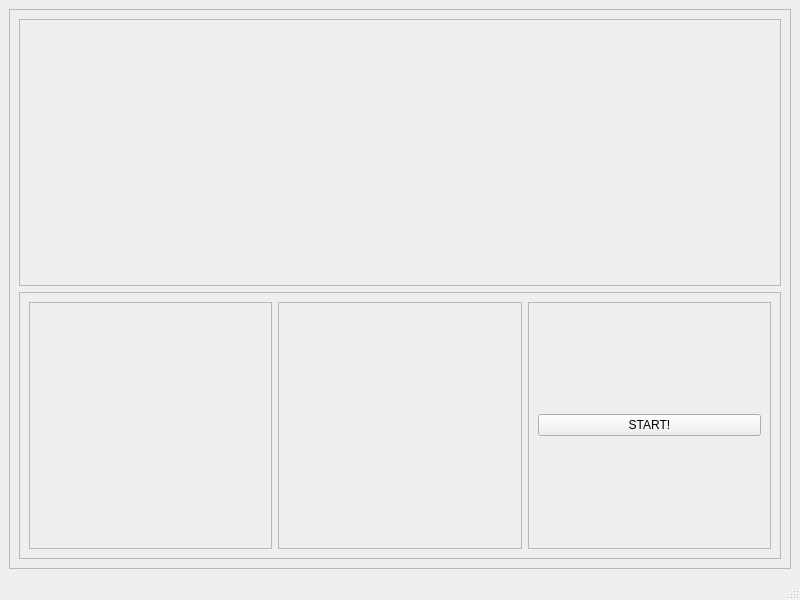
Old version of the form resources/ui/DataAcquisition.ui in the repository TheHawz/Quick-Scan.
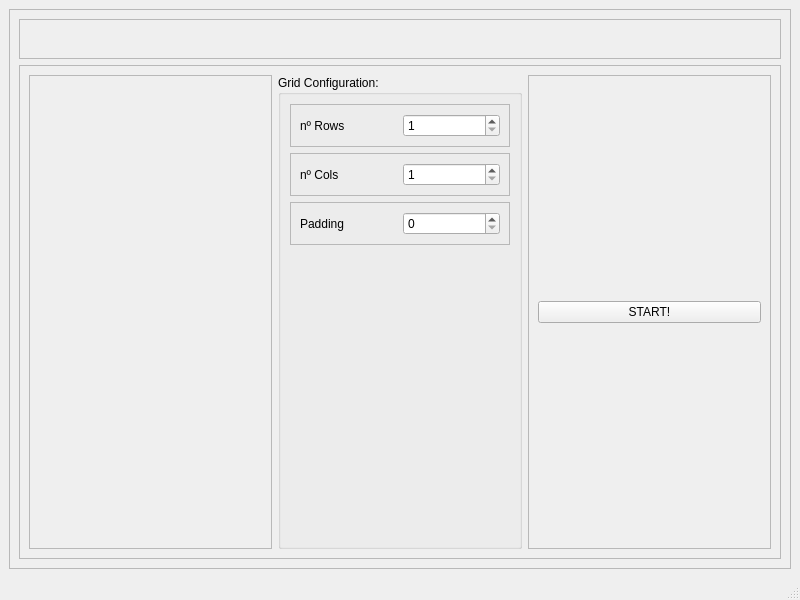
New version of the form.

Patch:
```diff
--- a/resources/ui/DataAcquisition.ui
+++ b/resources/ui/DataAcquisition.ui
@@ -32,6 +32,41 @@
          <property name="frameShadow">
           <enum>QFrame::Raised</enum>
          </property>
+         <layout class="QHBoxLayout" name="horizontalLayout_5">
+          <item>
+           <spacer name="horizontalSpacer">
+            <property name="orientation">
+             <enum>Qt::Horizontal</enum>
+            </property>
+            <property name="sizeHint" stdset="0">
+             <size>
+              <width>40</width>
+              <height>20</height>
+             </size>
+            </property>
+           </spacer>
+          </item>
+          <item>
+           <widget class="QLabel" name="cam_view">
+            <property name="text">
+             <string/>
+            </property>
+           </widget>
+          </item>
+          <item>
+           <spacer name="horizontalSpacer_2">
+            <property name="orientation">
+             <enum>Qt::Horizontal</enum>
+            </property>
+            <property name="sizeHint" stdset="0">
+             <size>
+              <width>40</width>
+              <height>20</height>
+             </size>
+            </property>
+           </spacer>
+          </item>
+         </layout>
         </widget>
        </item>
        <item>
@@ -54,21 +89,108 @@
            </widget>
           </item>
           <item>
-           <widget class="QFrame" name="mid_frame">
-            <property name="frameShape">
-             <enum>QFrame::StyledPanel</enum>
+           <widget class="QGroupBox" name="mid_groupBox">
+            <property name="title">
+             <string>Grid Configuration:</string>
             </property>
-            <property name="frameShadow">
-             <enum>QFrame::Raised</enum>
-            </property>
-            <layout class="QHBoxLayout" name="horizontalLayout_3">
+            <layout class="QVBoxLayout" name="verticalLayout_3">
              <item>
-              <widget class="QLabel" name="cam_view">
-               <property name="text">
-                <string/>
+              <widget class="QFrame" name="frame_2">
+               <property name="frameShape">
+                <enum>QFrame::StyledPanel</enum>
                </property>
+               <property name="frameShadow">
+                <enum>QFrame::Raised</enum>
+               </property>
+               <layout class="QHBoxLayout" name="horizontalLayout_3">
+                <item>
+                 <widget class="QLabel" name="label">
+                  <property name="text">
+                   <string>nº Rows</string>
+                  </property>
+                 </widget>
+                </item>
+                <item>
+                 <widget class="QSpinBox" name="rows_sb">
+                  <property name="minimum">
+                   <number>1</number>
+                  </property>
+                  <property name="maximum">
+                   <number>20</number>
+                  </property>
+                 </widget>
+                </item>
+               </layout>
               </widget>
              </item>
+             <item>
+              <widget class="QFrame" name="frame_3">
+               <property name="frameShape">
+                <enum>QFrame::StyledPanel</enum>
+               </property>
+               <property name="frameShadow">
+                <enum>QFrame::Raised</enum>
+               </property>
+               <layout class="QHBoxLayout" name="horizontalLayout_6">
+                <item>
+                 <widget class="QLabel" name="label_2">
+                  <property name="text">
+                   <string>nº Cols</string>
+                  </property>
+                 </widget>
+                </item>
+                <item>
+                 <widget class="QSpinBox" name="cols_sb">
+                  <property name="minimum">
+                   <number>1</number>
+                  </property>
+                  <property name="maximum">
+                   <number>20</number>
+                  </property>
+                 </widget>
+                </item>
+               </layout>
+              </widget>
+             </item>
+             <item>
+              <widget class="QFrame" name="frame_4">
+               <property name="frameShape">
+                <enum>QFrame::StyledPanel</enum>
+               </property>
+               <property name="frameShadow">
+                <enum>QFrame::Raised</enum>
+               </property>
+               <layout class="QHBoxLayout" name="horizontalLayout_7">
+                <item>
+                 <widget class="QLabel" name="label_3">
+                  <property name="text">
+                   <string>Padding</string>
+                  </property>
+                 </widget>
+                </item>
+                <item>
+                 <widget class="QSpinBox" name="pad_sb">
+                  <property name="maximum">
+                   <number>200</number>
+                  </property>
+                 </widget>
+                </item>
+               </layout>
+              </widget>
+             </item>
+             <item>
+              <spacer name="verticalSpacer">
+               <property name="orientation">
+                <enum>Qt::Vertical</enum>
+               </property>
+               <property name="sizeHint" stdset="0">
+                <size>
+                 <width>20</width>
+                 <height>40</height>
+                </size>
+               </property>
+              </spacer>
+             </item>
             </layout>
            </widget>
           </item>
```
Left out of the diff: 2 changed lines with no effect on the pictures.
